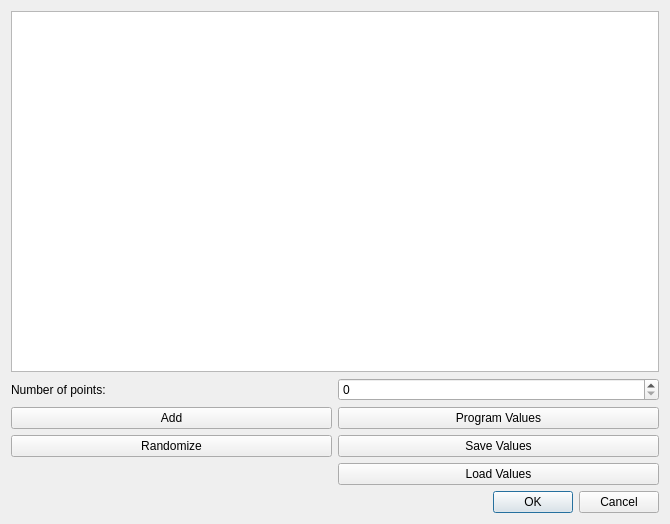
This is rampage/ui/Ramp1DScan.ui in shreyaspotnis/rampage as Qt 5 draws it before an edit. The edited form follows.
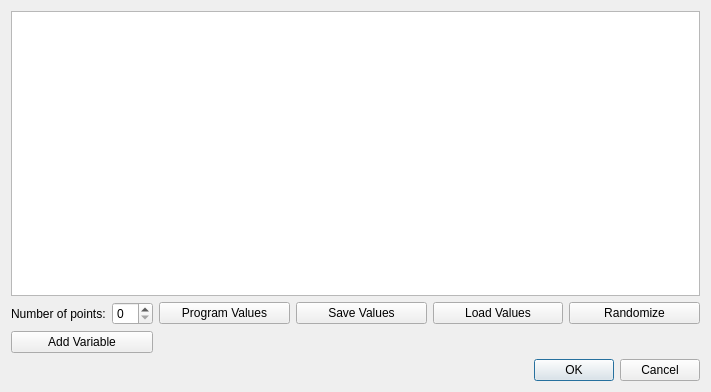
This is the edited form.

Commit message: Improved UI of Ramp1DScan, misc. commentary

Diff of the .ui file:
```diff
--- a/rampage/ui/Ramp1DScan.ui
+++ b/rampage/ui/Ramp1DScan.ui
@@ -6,8 +6,8 @@
    <rect>
     <x>0</x>
     <y>0</y>
-    <width>670</width>
-    <height>524</height>
+    <width>711</width>
+    <height>392</height>
    </rect>
   </property>
   <property name="windowTitle">
@@ -16,54 +16,58 @@
   <layout class="QGridLayout" name="gridLayout_2">
    <item row="0" column="0">
     <layout class="QGridLayout" name="gridLayout">
+     <item row="1" column="1">
+      <widget class="QPushButton" name="pushProgramValues">
+       <property name="text">
+        <string>Program Values</string>
+       </property>
+      </widget>
+     </item>
      <item row="2" column="0">
       <widget class="QPushButton" name="pushAdd">
        <property name="text">
-        <string>Add</string>
+        <string>Add Variable</string>
        </property>
       </widget>
      </item>
      <item row="1" column="0">
-      <widget class="QLabel" name="label">
-       <property name="text">
-        <string>Number of points:</string>
-       </property>
-      </widget>
+      <layout class="QHBoxLayout" name="horizontalLayout">
+       <item>
+        <widget class="QLabel" name="label">
+         <property name="text">
+          <string>Number of points:</string>
+         </property>
+        </widget>
+       </item>
+       <item>
+        <widget class="QSpinBox" name="spinNumPoints"/>
+       </item>
+      </layout>
      </item>
-     <item row="3" column="1">
+     <item row="1" column="2">
       <widget class="QPushButton" name="pushSave">
        <property name="text">
         <string>Save Values</string>
        </property>
       </widget>
      </item>
-     <item row="3" column="0">
+     <item row="1" column="3">
+      <widget class="QPushButton" name="pushButton">
+       <property name="text">
+        <string>Load Values</string>
+       </property>
+      </widget>
+     </item>
+     <item row="1" column="4">
       <widget class="QPushButton" name="pushRandomize">
        <property name="text">
         <string>Randomize</string>
        </property>
       </widget>
      </item>
-     <item row="1" column="1">
-      <widget class="QSpinBox" name="spinNumPoints"/>
-     </item>
-     <item row="2" column="1">
-      <widget class="QPushButton" name="pushProgramValues">
-       <property name="text">
-        <string>Program Values</string>
-       </property>
-      </widget>
-     </item>
-     <item row="0" column="0" colspan="2">
+     <item row="0" column="0" colspan="5">
       <widget class="QTableWidget" name="tableScanPoints"/>
      </item>
-     <item row="4" column="1">
-      <widget class="QPushButton" name="pushButton">
-       <property name="text">
-        <string>Load Values</string>
-       </property>
-      </widget>
-     </item>
     </layout>
    </item>
    <item row="1" column="0">
```
The commit also changes 5 other files.
